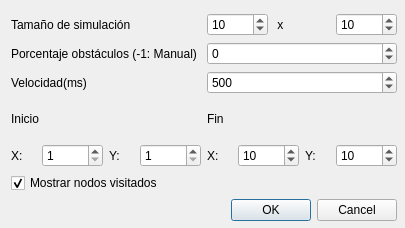
This is opcioneswindow.ui in Faaa97/CocheAutonomo as Qt 5 draws it before an edit. The edited form follows.
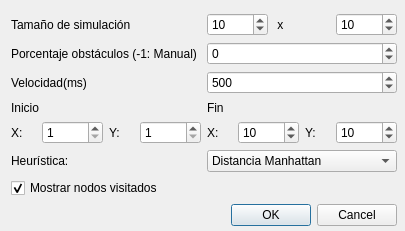
This is the edited form.

```diff
--- a/opcioneswindow.ui
+++ b/opcioneswindow.ui
@@ -7,7 +7,7 @@
     <x>0</x>
     <y>0</y>
     <width>405</width>
-    <height>228</height>
+    <height>231</height>
    </rect>
   </property>
   <property name="windowTitle">
@@ -19,7 +19,7 @@
      <x>11</x>
      <y>13</y>
      <width>386</width>
-     <height>208</height>
+     <height>213</height>
     </rect>
    </property>
    <layout class="QVBoxLayout" name="verticalLayout_3">
@@ -221,6 +221,45 @@
       </item>
      </layout>
     </item>
+    <item>
+     <layout class="QHBoxLayout" name="horizontalLayout_8">
+      <item>
+       <widget class="QLabel" name="label_11">
+        <property name="text">
+         <string>Heurística: </string>
+        </property>
+       </widget>
+      </item>
+      <item>
+       <widget class="QComboBox" name="Heuristic">
+        <property name="currentIndex">
+         <number>0</number>
+        </property>
+        <property name="maxVisibleItems">
+         <number>3</number>
+        </property>
+        <property name="maxCount">
+         <number>3</number>
+        </property>
+        <item>
+         <property name="text">
+          <string>Distancia Manhattan</string>
+         </property>
+        </item>
+        <item>
+         <property name="text">
+          <string>Distancia Euclídea</string>
+         </property>
+        </item>
+        <item>
+         <property name="text">
+          <string>Distancia Chebyshev</string>
+         </property>
+        </item>
+       </widget>
+      </item>
+     </layout>
+    </item>
     <item>
      <widget class="QCheckBox" name="checkBox">
       <property name="text">
```
